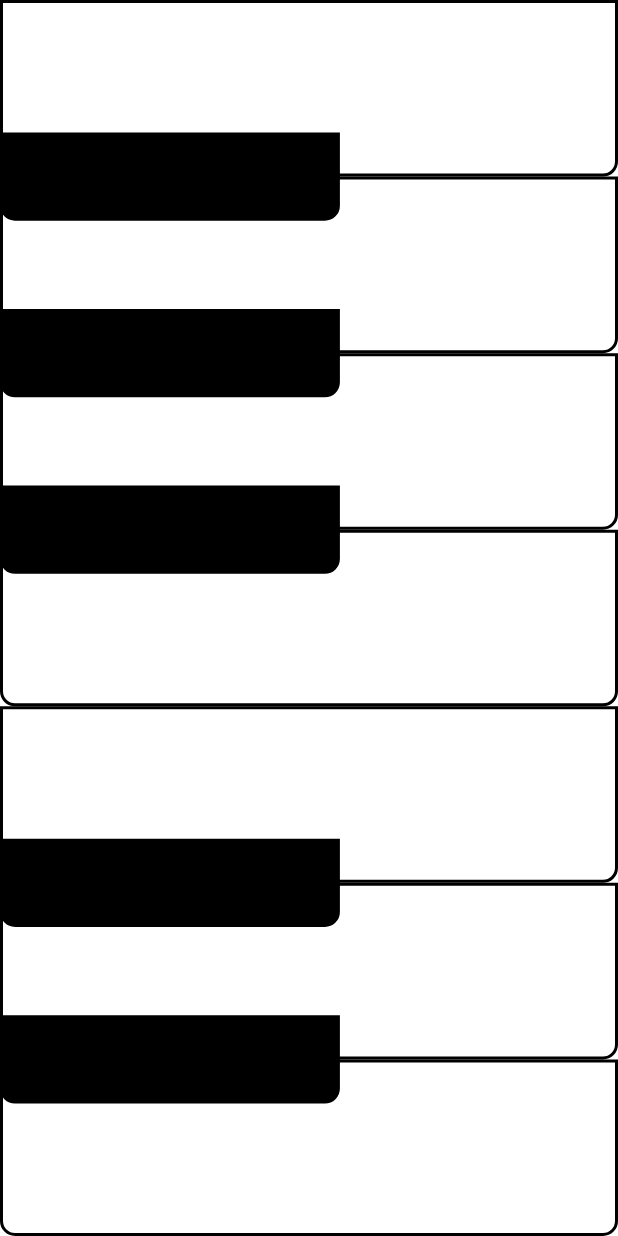
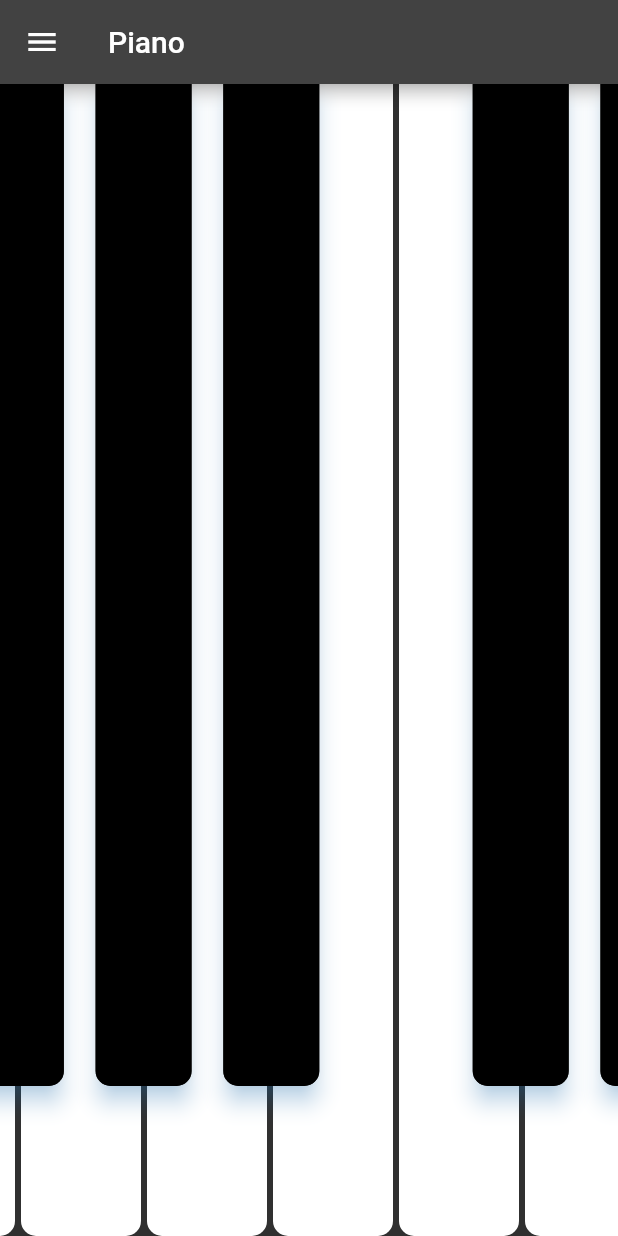
Before and after one commit to rajugrj510/Vocal-App, a Flutter app: the HomeScreen screen opened directly, after a tap on "Piano", on a phone screen of 412 x 824 dp. Run offline on Flutter 3.47's test engine with Material 2 defaults, Android fonts, the phone set to English and light mode, and no system bars; our stand-ins replace another_flushbar, audioplayers, cloud_firestore, firebase_auth, firebase_core, flutter_svg and 4 more; missing offline and left inert: dart:ffi, flutter_midi, syncfusion_flutter_core, tonic; accounts and stored records are empty.

Commit message:
Add files via upload

```diff
--- a/lib/piano.dart
+++ b/lib/piano.dart
@@ -1,54 +1,7 @@
 import 'package:flutter/material.dart';
-import 'dart:async';
-import 'package:flutter/cupertino.dart';
+import 'package:flutter/services.dart';
 import 'package:flutter_midi/flutter_midi.dart';
-import 'dart:typed_data';
-import 'package:flutter/services.dart';
-
-enum KeyColor { WHITE, BLACK }
-
-class PianoKey extends StatelessWidget {
-  final KeyColor color;
-  final double width;
-  final int midiNote;
-  final FlutterMidi flutterMidi;
-
-  const PianoKey.white({
-    required this.width,
-    required this.midiNote,
-    required this.flutterMidi,
-  }) : this.color = KeyColor.WHITE;
-
-  const PianoKey.black({
-    required this.width,
-    required this.midiNote,
-    required this.flutterMidi,
-  }) : this.color = KeyColor.BLACK;
-
-  playNote() {
-    flutterMidi.playMidiNote(midi: midiNote);
-  }
-
-  stopNote() {
-    flutterMidi.stopMidiNote(midi: midiNote);
-  }
-
-  @override
-  Widget build(BuildContext context) {
-    return GestureDetector(
-      onTapDown: (_) => playNote(),
-      onTapUp: (_) => stopNote(),
-      child: Container(
-        height: width,
-        decoration: BoxDecoration(
-          color: color == KeyColor.WHITE ? Colors.white : Colors.black,
-          border: Border.all(color: Colors.black, width: 2),
-          borderRadius: BorderRadius.vertical(bottom: Radius.circular(10)),
-        ),
-      ),
-    );
-  }
-}
+import 'package:tonic/tonic.dart';
 
 class Piano extends StatefulWidget {
   const Piano({Key? key}) : super(key: key);
@@ -58,7 +11,6 @@ class Piano extends StatefulWidget {
 }
 
 class _PianoState extends State<Piano> {
-  final octaveNumber = 3;
   final FlutterMidi flutterMidi = FlutterMidi();
 
   @override
@@ -69,122 +21,139 @@ class _PianoState extends State<Piano> {
 
   Future<void> setupMIDIPlugin() async {
     flutterMidi.unmute();
-    ByteData _byte =
-        await rootBundle.load('assets/Yamaha-Grand-Lite-SF-v1.1.sf2');
+    ByteData _byte = await rootBundle.load('assets/piano.sf2');
     flutterMidi.prepare(sf2: _byte);
   }
 
-  get octaveStartingNote => (octaveNumber * 12) % 128;
+  double get keyWidth => 80 + (80 * _widthRatio);
+  double _widthRatio = 0.0;
+  bool _showLabels = true;
 
   @override
   Widget build(BuildContext context) {
-    return LayoutBuilder(
-      builder: (BuildContext context, BoxConstraints constraints) {
-        final whiteKeySize = constraints.maxHeight / 7;
-        final blackKeySize = whiteKeySize / 2;
-        return Stack(
-          children: [
-            _buildWhiteKeys(whiteKeySize),
-            _buildBlackKeys(constraints.maxWidth, blackKeySize, whiteKeySize),
-          ],
-        );
-      },
+    return MaterialApp(
+      title: 'Vocal App',
+      debugShowCheckedModeBanner: false,
+      theme: ThemeData.dark(),
+      home: Scaffold(
+          appBar: AppBar(title: Text("Piano")),
+          drawer: Drawer(
+              child: SafeArea(
+                  child: ListView(children: <Widget>[
+            Container(height: 20.0),
+            ListTile(title: Text("Change Width")),
+            Slider(
+                activeColor: Colors.redAccent,
+                inactiveColor: Colors.white,
+                min: 0.0,
+                max: 1.0,
+                value: _widthRatio,
+                onChanged: (double value) =>
+                    setState(() => _widthRatio = value)),
+            Divider(),
+            ListTile(
+                title: Text("Show Labels"),
+                trailing: Switch(
+                    value: _showLabels,
+                    onChanged: (bool value) =>
+                        setState(() => _showLabels = value))),
+            Divider(),
+          ]))),
+          body: ListView.builder(
+            itemCount: 7,
+            scrollDirection: Axis.horizontal,
+            controller: ScrollController(initialScrollOffset: 1500.0),
+            itemBuilder: (BuildContext context, int index) {
+              final int i = index * 12;
+              return SafeArea(
+                child: Stack(children: <Widget>[
+                  Row(mainAxisSize: MainAxisSize.min, children: <Widget>[
+                    _buildKey(24 + i, false),
+                    _buildKey(26 + i, false),
+                    _buildKey(28 + i, false),
+                    _buildKey(29 + i, false),
+                    _buildKey(31 + i, false),
+                    _buildKey(33 + i, false),
+                    _buildKey(35 + i, false),
+                  ]),
+                  Positioned(
+                      left: 0.0,
+                      right: 0.0,
+                      bottom: 100,
+                      top: 0.0,
+                      child: Row(
+                          mainAxisAlignment: MainAxisAlignment.spaceBetween,
+                          mainAxisSize: MainAxisSize.min,
+                          children: <Widget>[
+                            Container(width: keyWidth * .5),
+                            _buildKey(25 + i, true),
+                            _buildKey(27 + i, true),
+                            Container(width: keyWidth),
+                            _buildKey(30 + i, true),
+                            _buildKey(32 + i, true),
+                            _buildKey(34 + i, true),
+                            Container(width: keyWidth * .5),
+                          ])),
+                ]),
+              );
+            },
+          )),
     );
   }
 
-  _buildWhiteKeys(double whiteKeySize) {
-    return Column(
-      children: [
-        PianoKey.white(
-          width: whiteKeySize,
-          midiNote: octaveStartingNote + 11,
-          flutterMidi: flutterMidi,
-        ),
-        PianoKey.white(
-          width: whiteKeySize,
-          midiNote: octaveStartingNote + 9,
-          flutterMidi: flutterMidi,
-        ),
-        PianoKey.white(
-          width: whiteKeySize,
-          midiNote: octaveStartingNote + 7,
-          flutterMidi: flutterMidi,
-        ),
-        PianoKey.white(
-          width: whiteKeySize,
-          midiNote: octaveStartingNote + 5,
-          flutterMidi: flutterMidi,
-        ),
-        PianoKey.white(
-          width: whiteKeySize,
-          midiNote: octaveStartingNote + 4,
-          flutterMidi: flutterMidi,
-        ),
-        PianoKey.white(
-          width: whiteKeySize,
-          midiNote: octaveStartingNote + 2,
-          flutterMidi: flutterMidi,
-        ),
-        PianoKey.white(
-          width: whiteKeySize,
-          midiNote: octaveStartingNote,
-          flutterMidi: flutterMidi,
-        ),
+  Widget _buildKey(int midi, bool accidental) {
+    playNote() {
+      flutterMidi.playMidiNote(midi: midi);
+    }
+
+    stopNote() {
+      flutterMidi.stopMidiNote(midi: midi);
+    }
+
+    final pitchName = Pitch.fromMidiNumber(midi).toString();
+    final pianoKey = Stack(
+      children: <Widget>[
+        Semantics(
+            button: true,
+            hint: pitchName,
+            child: Material(
+                borderRadius: borderRadius,
+                color: accidental ? Colors.black : Colors.white,
+                child: InkWell(
+                  borderRadius: borderRadius,
+                  highlightColor: Colors.grey,
+                  onTap: () {},
+                  onTapDown: (_) => playNote(),
+                ))),
+        Positioned(
+            left: 0.0,
+            right: 0.0,
+            bottom: 20.0,
+            child: _showLabels
+                ? Text(pitchName,
+                    textAlign: TextAlign.center,
+                    style: TextStyle(
+                        color: !accidental ? Colors.black : Colors.white))
+                : Container()),
       ],
     );
-  }
-
-  _buildBlackKeys(
-      double pianoHeight, double blackKeySize, double whiteKeySize) {
+    if (accidental) {
+      return Container(
+          width: keyWidth,
+          margin: EdgeInsets.symmetric(horizontal: 2.0),
+          padding: EdgeInsets.symmetric(horizontal: keyWidth * .1),
+          child: Material(
+              elevation: 6.0,
+              borderRadius: borderRadius,
+              shadowColor: Color(0x802196F3),
+              child: pianoKey));
+    }
     return Container(
-      width: pianoHeight * 0.55,
-      child: Column(
-        children: [
-          SizedBox(
-            height: whiteKeySize - blackKeySize / 2,
-          ),
-          PianoKey.black(
-            width: blackKeySize,
-            midiNote: octaveStartingNote + 10,
-            flutterMidi: flutterMidi,
-          ),
-          SizedBox(
-            height: whiteKeySize - blackKeySize,
-          ),
-          PianoKey.black(
-            width: blackKeySize,
-            midiNote: octaveStartingNote + 8,
-            flutterMidi: flutterMidi,
-          ),
-          SizedBox(
-            height: whiteKeySize - blackKeySize,
-          ),
-          PianoKey.black(
-            width: blackKeySize,
-            midiNote: octaveStartingNote + 6,
-            flutterMidi: flutterMidi,
-          ),
-          SizedBox(
-            height: whiteKeySize,
-          ),
-          SizedBox(
-            height: whiteKeySize - blackKeySize,
-          ),
-          PianoKey.black(
-            width: blackKeySize,
-            midiNote: octaveStartingNote + 3,
-            flutterMidi: flutterMidi,
-          ),
-          SizedBox(
-            height: whiteKeySize - blackKeySize,
-          ),
-          PianoKey.black(
-            width: blackKeySize,
-            midiNote: octaveStartingNote + 1,
-            flutterMidi: flutterMidi,
-          ),
-        ],
-      ),
-    );
+        width: keyWidth,
+        child: pianoKey,
+        margin: EdgeInsets.symmetric(horizontal: 2.0));
   }
 }
+
+const BorderRadius borderRadius = BorderRadius.only(
+    bottomLeft: Radius.circular(10.0), bottomRight: Radius.circular(10.0));
--- /dev/null
+++ b/lib/piano/piano.dart
@@ -0,0 +1,190 @@
+import 'package:flutter/material.dart';
+import 'dart:async';
+import 'package:flutter/cupertino.dart';
+import 'package:flutter_midi/flutter_midi.dart';
+import 'dart:typed_data';
+import 'package:flutter/services.dart';
+
+enum KeyColor { WHITE, BLACK }
+
+class PianoKey extends StatelessWidget {
+  final KeyColor color;
+  final double width;
+  final int midiNote;
+  final FlutterMidi flutterMidi;
+
+  const PianoKey.white({
+    required this.width,
+    required this.midiNote,
+    required this.flutterMidi,
+  }) : this.color = KeyColor.WHITE;
+
+  const PianoKey.black({
+    required this.width,
+    required this.midiNote,
+    required this.flutterMidi,
+  }) : this.color = KeyColor.BLACK;
+
+  playNote() {
+    flutterMidi.playMidiNote(midi: midiNote);
+  }
+
+  stopNote() {
+    flutterMidi.stopMidiNote(midi: midiNote);
+  }
+
+  @override
+  Widget build(BuildContext context) {
+    return GestureDetector(
+      onTapDown: (_) => playNote(),
+      onTapUp: (_) => stopNote(),
+      child: Container(
+        height: width,
+        decoration: BoxDecoration(
+          color: color == KeyColor.WHITE ? Colors.white : Colors.black,
+          border: Border.all(color: Colors.black, width: 2),
+          borderRadius: BorderRadius.vertical(bottom: Radius.circular(10)),
+        ),
+      ),
+    );
+  }
+}
+
+class Piano extends StatefulWidget {
+  const Piano({Key? key}) : super(key: key);
+
+  @override
+  _PianoState createState() => _PianoState();
+}
+
+class _PianoState extends State<Piano> {
+  final octaveNumber = 3;
+  final FlutterMidi flutterMidi = FlutterMidi();
+
+  @override
+  void initState() {
+    setupMIDIPlugin();
+    super.initState();
+  }
+
+  Future<void> setupMIDIPlugin() async {
+    flutterMidi.unmute();
+    ByteData _byte =
+        await rootBundle.load('assets/Yamaha-Grand-Lite-SF-v1.1.sf2');
+    flutterMidi.prepare(sf2: _byte);
+  }
+
+  get octaveStartingNote => (octaveNumber * 12) % 128;
+
+  @override
+  Widget build(BuildContext context) {
+    return LayoutBuilder(
+      builder: (BuildContext context, BoxConstraints constraints) {
+        final whiteKeySize = constraints.maxHeight / 7;
+        final blackKeySize = whiteKeySize / 2;
+        return Stack(
+          children: [
+            _buildWhiteKeys(whiteKeySize),
+            _buildBlackKeys(constraints.maxWidth, blackKeySize, whiteKeySize),
+          ],
+        );
+      },
+    );
+  }
+
+  _buildWhiteKeys(double whiteKeySize) {
+    return Column(
+      children: [
+        PianoKey.white(
+          width: whiteKeySize,
+          midiNote: octaveStartingNote + 11,
+          flutterMidi: flutterMidi,
+        ),
+        PianoKey.white(
+          width: whiteKeySize,
+          midiNote: octaveStartingNote + 9,
+          flutterMidi: flutterMidi,
+        ),
+        PianoKey.white(
+          width: whiteKeySize,
+          midiNote: octaveStartingNote + 7,
+          flutterMidi: flutterMidi,
+        ),
+        PianoKey.white(
+          width: whiteKeySize,
+          midiNote: octaveStartingNote + 5,
+          flutterMidi: flutterMidi,
+        ),
+        PianoKey.white(
+          width: whiteKeySize,
+          midiNote: octaveStartingNote + 4,
+          flutterMidi: flutterMidi,
+        ),
+        PianoKey.white(
+          width: whiteKeySize,
+          midiNote: octaveStartingNote + 2,
+          flutterMidi: flutterMidi,
+        ),
+        PianoKey.white(
+          width: whiteKeySize,
+          midiNote: octaveStartingNote,
+          flutterMidi: flutterMidi,
+        ),
+      ],
+    );
+  }
+
+  _buildBlackKeys(
+      double pianoHeight, double blackKeySize, double whiteKeySize) {
+    return Container(
+      width: pianoHeight * 0.55,
+      child: Column(
+        children: [
+          SizedBox(
+            height: whiteKeySize - blackKeySize / 2,
+          ),
+          PianoKey.black(
+            width: blackKeySize,
+            midiNote: octaveStartingNote + 10,
+            flutterMidi: flutterMidi,
+          ),
+          SizedBox(
+            height: whiteKeySize - blackKeySize,
+          ),
+          PianoKey.black(
+            width: blackKeySize,
+            midiNote: octaveStartingNote + 8,
+            flutterMidi: flutterMidi,
+          ),
+          SizedBox(
+            height: whiteKeySize - blackKeySize,
+          ),
+          PianoKey.black(
+            width: blackKeySize,
+            midiNote: octaveStartingNote + 6,
+            flutterMidi: flutterMidi,
+          ),
+          SizedBox(
+            height: whiteKeySize,
+          ),
+          SizedBox(
+            height: whiteKeySize - blackKeySize,
+          ),
+          PianoKey.black(
+            width: blackKeySize,
+            midiNote: octaveStartingNote + 3,
+            flutterMidi: flutterMidi,
+          ),
+          SizedBox(
+            height: whiteKeySize - blackKeySize,
+          ),
+          PianoKey.black(
+            width: blackKeySize,
+            midiNote: octaveStartingNote + 1,
+            flutterMidi: flutterMidi,
+          ),
+        ],
+      ),
+    );
+  }
+}
```
